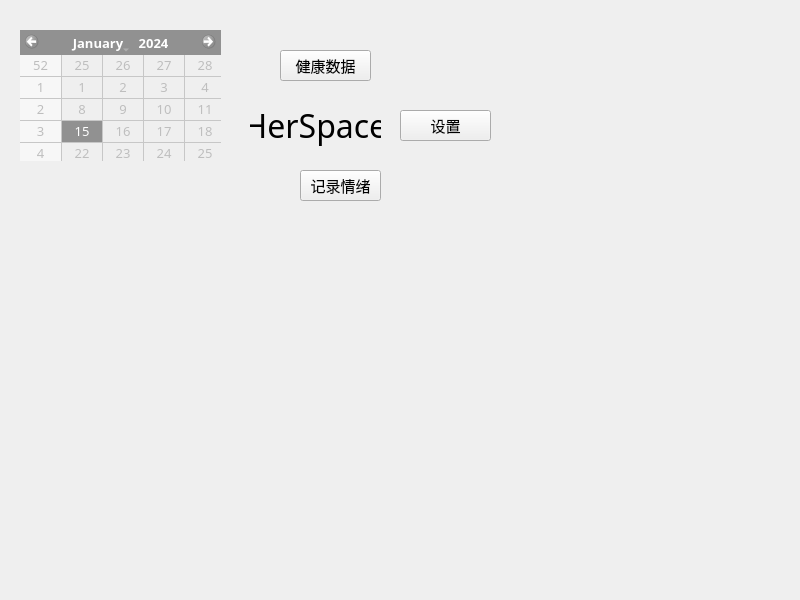
The window that widget.ui (Valentina-Yue/HerSpace) describes before a commit, drawn with Qt 5.
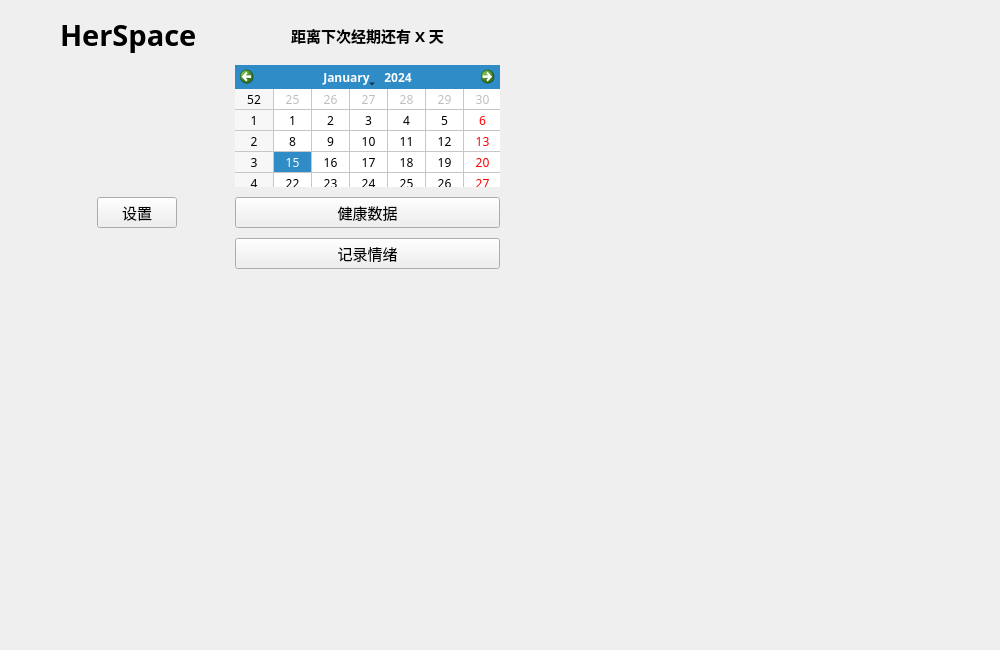
The same window after the commit. Custom widgets are drawn as their Qt base class.

Commit message: v2.0: 增加经期设置、情绪记录、日历交互优化、界面布局修复

Patch:
```diff
--- a/widget.ui
+++ b/widget.ui
@@ -6,138 +6,238 @@
    <rect>
     <x>0</x>
     <y>0</y>
-    <width>800</width>
-    <height>600</height>
+    <width>1000</width>
+    <height>650</height>
    </rect>
   </property>
+  <property name="minimumSize">
+   <size>
+    <width>1000</width>
+    <height>650</height>
+   </size>
+  </property>
   <property name="windowTitle">
    <string>Widget</string>
   </property>
-  <widget class="QPushButton" name="btnSettings">
-   <property name="geometry">
-    <rect>
-     <x>400</x>
-     <y>110</y>
-     <width>91</width>
-     <height>31</height>
-    </rect>
-   </property>
-   <property name="font">
-    <font>
-     <family>字体圈欣意冠黑体</family>
-     <pointsize>11</pointsize>
-    </font>
-   </property>
-   <property name="text">
-    <string>设置</string>
-   </property>
-  </widget>
   <widget class="EmotionalHeartWidget" name="heartContainer" native="true">
-   <property name="geometry">
-    <rect>
-     <x>120</x>
-     <y>200</y>
-     <width>120</width>
-     <height>80</height>
-    </rect>
-   </property>
-  </widget>
-  <widget class="QPushButton" name="btnHealthData">
-   <property name="geometry">
-    <rect>
-     <x>280</x>
-     <y>50</y>
-     <width>91</width>
-     <height>31</height>
-    </rect>
-   </property>
-   <property name="font">
-    <font>
-     <family>字体圈欣意冠黑体</family>
-     <pointsize>11</pointsize>
-    </font>
-   </property>
-   <property name="text">
-    <string>健康数据</string>
-   </property>
-  </widget>
-  <widget class="QPushButton" name="btnMoodRecord">
-   <property name="geometry">
-    <rect>
-     <x>300</x>
-     <y>170</y>
-     <width>81</width>
-     <height>31</height>
-    </rect>
-   </property>
-   <property name="font">
-    <font>
-     <family>字体圈欣意冠黑体</family>
-     <pointsize>11</pointsize>
-    </font>
-   </property>
-   <property name="text">
-    <string>记录情绪</string>
-   </property>
-  </widget>
-  <widget class="QCalendarWidget" name="calendarWidget">
    <property name="enabled">
     <bool>false</bool>
    </property>
    <property name="geometry">
     <rect>
-     <x>20</x>
-     <y>30</y>
-     <width>201</width>
-     <height>131</height>
+     <x>90</x>
+     <y>140</y>
+     <width>101</width>
+     <height>71</height>
     </rect>
    </property>
    <property name="font">
     <font>
      <family>字体圈欣意冠黑体</family>
-     <pointsize>10</pointsize>
-     <italic>false</italic>
-     <fontweight>Medium</fontweight>
+     <pointsize>9</pointsize>
+     <bold>true</bold>
     </font>
    </property>
-   <property name="cursor">
-    <cursorShape>ArrowCursor</cursorShape>
-   </property>
-   <property name="mouseTracking">
-    <bool>false</bool>
-   </property>
-   <property name="gridVisible">
+   <property name="autoFillBackground">
     <bool>true</bool>
    </property>
   </widget>
-  <widget class="QLabel" name="label">
+  <widget class="QWidget" name="">
    <property name="geometry">
     <rect>
-     <x>250</x>
-     <y>100</y>
-     <width>131</width>
-     <height>51</height>
+     <x>20</x>
+     <y>0</y>
+     <width>520</width>
+     <height>284</height>
     </rect>
    </property>
-   <property name="font">
-    <font>
-     <family>字体圈欣意冠黑体</family>
-     <pointsize>24</pointsize>
-     <bold>false</bold>
-    </font>
-   </property>
-   <property name="layoutDirection">
-    <enum>Qt::LayoutDirection::RightToLeft</enum>
-   </property>
-   <property name="lineWidth">
-    <number>1</number>
-   </property>
-   <property name="text">
-    <string>HerSpace</string>
-   </property>
-   <property name="alignment">
-    <set>Qt::AlignmentFlag::AlignCenter</set>
-   </property>
+   <layout class="QFormLayout" name="formLayout">
+    <property name="sizeConstraint">
+     <enum>QLayout::SizeConstraint::SetDefaultConstraint</enum>
+    </property>
+    <property name="fieldGrowthPolicy">
+     <enum>QFormLayout::FieldGrowthPolicy::AllNonFixedFieldsGrow</enum>
+    </property>
+    <property name="labelAlignment">
+     <set>Qt::AlignmentFlag::AlignCenter</set>
+    </property>
+    <property name="formAlignment">
+     <set>Qt::AlignmentFlag::AlignCenter</set>
+    </property>
+    <property name="horizontalSpacing">
+     <number>20</number>
+    </property>
+    <property name="verticalSpacing">
+     <number>10</number>
+    </property>
+    <property name="leftMargin">
+     <number>40</number>
+    </property>
+    <property name="topMargin">
+     <number>15</number>
+    </property>
+    <property name="rightMargin">
+     <number>40</number>
+    </property>
+    <property name="bottomMargin">
+     <number>15</number>
+    </property>
+    <item row="0" column="0">
+     <widget class="QLabel" name="label">
+      <property name="enabled">
+       <bool>true</bool>
+      </property>
+      <property name="sizePolicy">
+       <sizepolicy hsizetype="Preferred" vsizetype="Preferred">
+        <horstretch>0</horstretch>
+        <verstretch>0</verstretch>
+       </sizepolicy>
+      </property>
+      <property name="minimumSize">
+       <size>
+        <width>155</width>
+        <height>30</height>
+       </size>
+      </property>
+      <property name="font">
+       <font>
+        <family>字体圈欣意冠黑体</family>
+        <pointsize>22</pointsize>
+        <bold>true</bold>
+       </font>
+      </property>
+      <property name="layoutDirection">
+       <enum>Qt::LayoutDirection::RightToLeft</enum>
+      </property>
+      <property name="lineWidth">
+       <number>1</number>
+      </property>
+      <property name="text">
+       <string>HerSpace</string>
+      </property>
+      <property name="alignment">
+       <set>Qt::AlignmentFlag::AlignLeading|Qt::AlignmentFlag::AlignLeft|Qt::AlignmentFlag::AlignVCenter</set>
+      </property>
+      <property name="wordWrap">
+       <bool>true</bool>
+      </property>
+     </widget>
+    </item>
+    <item row="1" column="0">
+     <widget class="QLabel" name="labelHint">
+      <property name="minimumSize">
+       <size>
+        <width>0</width>
+        <height>40</height>
+       </size>
+      </property>
+      <property name="text">
+       <string/>
+      </property>
+      <property name="wordWrap">
+       <bool>true</bool>
+      </property>
+     </widget>
+    </item>
+    <item row="1" column="1">
+     <widget class="QCalendarWidget" name="calendarWidget">
+      <property name="enabled">
+       <bool>true</bool>
+      </property>
+      <property name="font">
+       <font>
+        <family>字体圈欣意冠黑体</family>
+        <pointsize>9</pointsize>
+        <italic>false</italic>
+        <bold>false</bold>
+       </font>
+      </property>
+      <property name="cursor">
+       <cursorShape>ArrowCursor</cursorShape>
+      </property>
+      <property name="mouseTracking">
+       <bool>false</bool>
+      </property>
+      <property name="gridVisible">
+       <bool>true</bool>
+      </property>
+      <property name="dateEditEnabled">
+       <bool>true</bool>
+      </property>
+     </widget>
+    </item>
+    <item row="2" column="0">
+     <widget class="QPushButton" name="btnSettings">
+      <property name="font">
+       <font>
+        <family>字体圈欣意冠黑体</family>
+        <pointsize>11</pointsize>
+       </font>
+      </property>
+      <property name="text">
+       <string>设置</string>
+      </property>
+     </widget>
+    </item>
+    <item row="2" column="1">
+     <widget class="QPushButton" name="btnHealthData">
+      <property name="font">
+       <font>
+        <family>字体圈欣意冠黑体</family>
+        <pointsize>11</pointsize>
+       </font>
+      </property>
+      <property name="text">
+       <string>健康数据</string>
+      </property>
+     </widget>
+    </item>
+    <item row="3" column="1">
+     <widget class="QPushButton" name="btnMoodRecord">
+      <property name="font">
+       <font>
+        <family>字体圈欣意冠黑体</family>
+        <pointsize>11</pointsize>
+       </font>
+      </property>
+      <property name="text">
+       <string>记录情绪</string>
+      </property>
+     </widget>
+    </item>
+    <item row="0" column="1">
+     <widget class="QLabel" name="labelCycleInfo">
+      <property name="minimumSize">
+       <size>
+        <width>265</width>
+        <height>0</height>
+       </size>
+      </property>
+      <property name="font">
+       <font>
+        <family>字体圈欣意冠黑体</family>
+        <pointsize>11</pointsize>
+        <bold>true</bold>
+       </font>
+      </property>
+      <property name="text">
+       <string>距离下次经期还有 X 天</string>
+      </property>
+      <property name="alignment">
+       <set>Qt::AlignmentFlag::AlignCenter</set>
+      </property>
+      <property name="margin">
+       <number>10</number>
+      </property>
+     </widget>
+    </item>
+   </layout>
+   <zorder>btnHealthData</zorder>
+   <zorder>btnSettings</zorder>
+   <zorder>labelCycleInfo</zorder>
+   <zorder>label</zorder>
+   <zorder>labelHint</zorder>
+   <zorder>calendarWidget</zorder>
   </widget>
  </widget>
  <customwidgets>
```
The commit also changes 10 other files.
